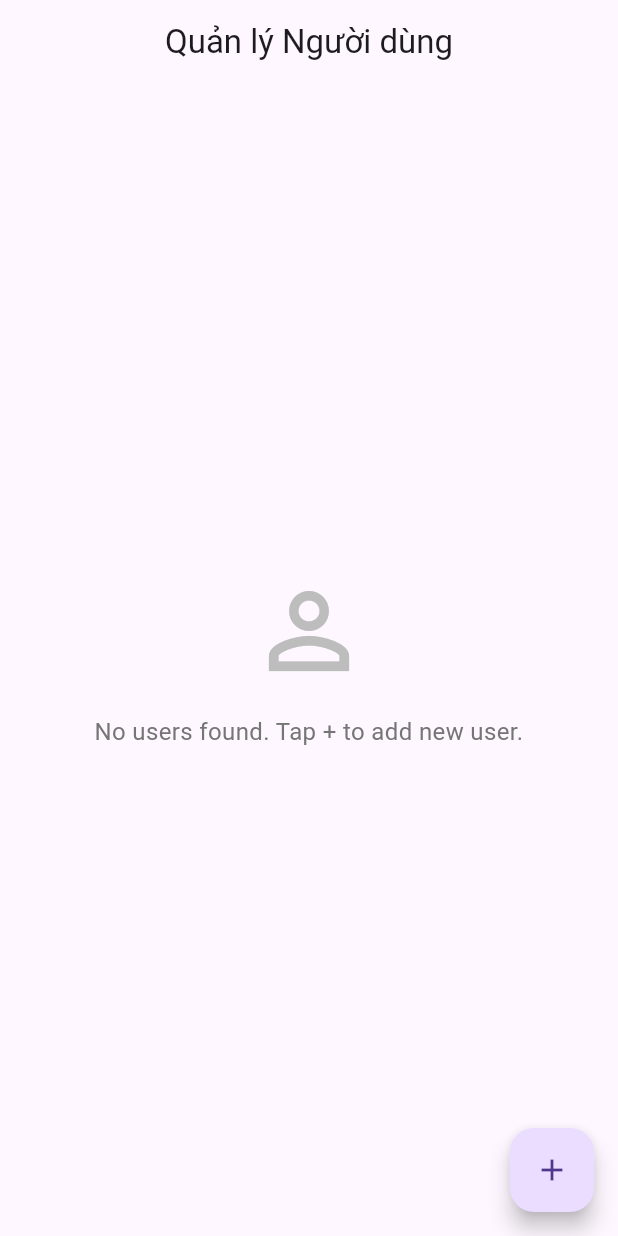
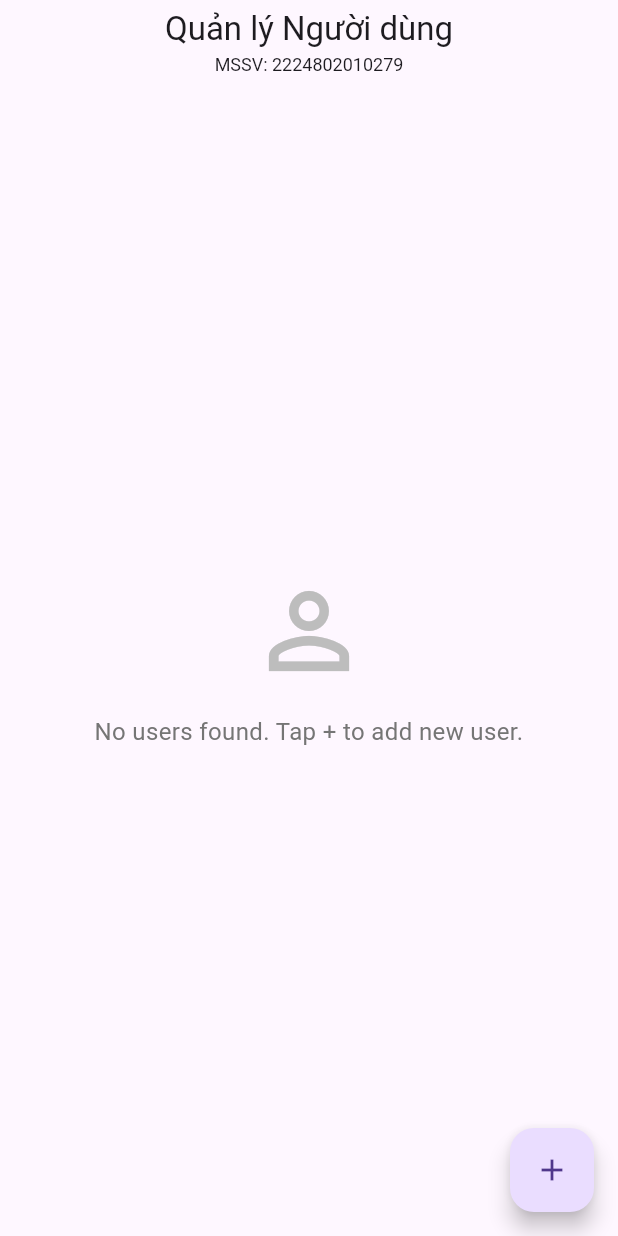
Before and after one commit to EurusDevSec/Year4_Hk2, a Flutter app: the screen it shows after launch, on a phone screen of 412 x 824 dp. Run offline on Flutter 3.47's test engine with Material 3 defaults, Android fonts, the phone set to English and light mode, and no system bars; our stand-ins replace cached_network_image, cloud_firestore, firebase_auth, firebase_core, firebase_storage, flutter_riverpod and 3 more; accounts and stored records are empty.

```diff
--- a/Cross-plaform_Development/Theoritical/Lab2_LT_2224802010279/quan_ly_nguoi_dung/lib/screens/home_screen.dart
+++ b/Cross-plaform_Development/Theoritical/Lab2_LT_2224802010279/quan_ly_nguoi_dung/lib/screens/home_screen.dart
@@ -74,7 +74,17 @@ class HomeScreen extends ConsumerWidget {
 
     return Scaffold(
       appBar: AppBar(
-        title: const Text('Quản lý Người dùng'),
+        title: const Column(
+          mainAxisSize: MainAxisSize.min,
+          children: [
+            Text('Quản lý Người dùng'),
+            SizedBox(height: 2),
+            Text(
+              'MSSV: 2224802010279',
+              style: TextStyle(fontSize: 12, fontWeight: FontWeight.w400),
+            ),
+          ],
+        ),
         centerTitle: true,
         elevation: 0,
       ),
```
Also changed, not shown: 3 other files.
